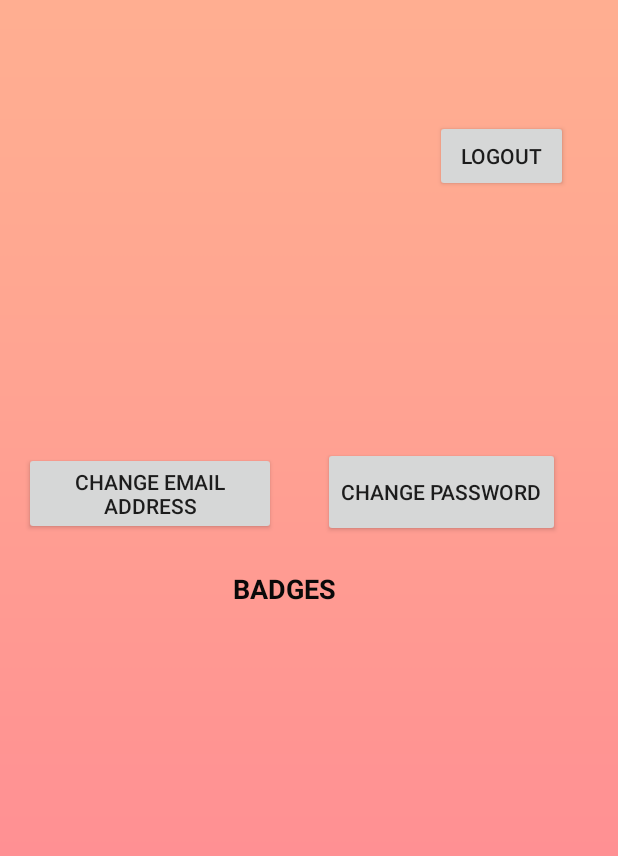
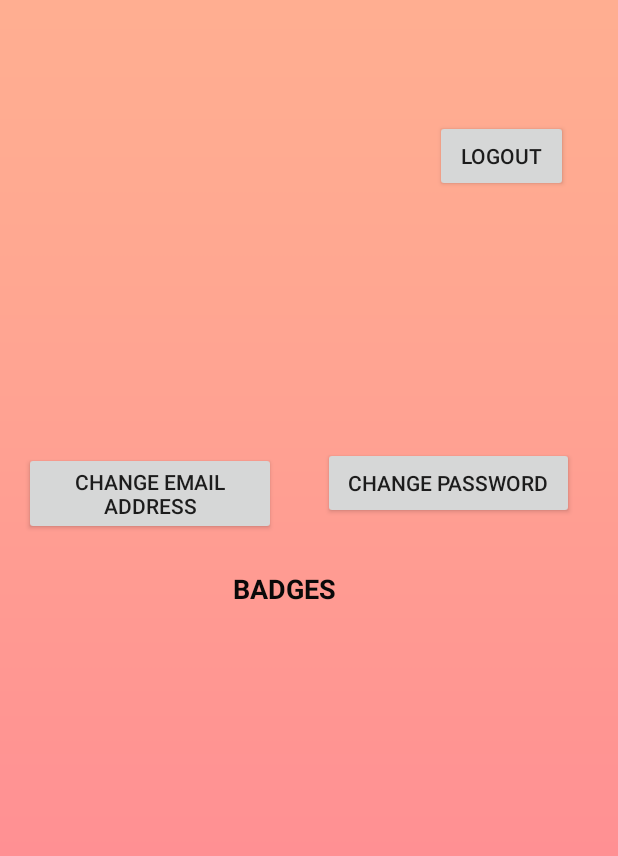
Before and after one commit to tahagates/Travelling-Museum-Application, an Android app: the fragment ProfileFragment shown on its own in the app's theme, on a phone screen of 412 x 824 dp. Shown: the top 856 px of the screen. Run offline under Robolectric (Android 15) with nearby library versions, the phone set to English and light mode, and no system bars; our stand-ins replace Firebase (no records; nobody signed in at launch, a user with empty details on screens opened directly); Roboto replaces fonts that are not available here; 1 statement that could not run was skipped.

Commit message:
butonlar düzenleme- badge fotoları

```diff
--- a/app/src/main/res/layout/fragment_profile.xml
+++ b/app/src/main/res/layout/fragment_profile.xml
@@ -87,8 +87,8 @@
 
     <Button
         android:id="@+id/ch_password"
-        android:layout_width="wrap_content"
-        android:layout_height="60dp"
+        android:layout_width="match_parent"
+        android:layout_height="wrap_content"
         android:layout_marginStart="215dp"
         android:layout_marginTop="298dp"
         android:layout_marginEnd="29dp"
```
